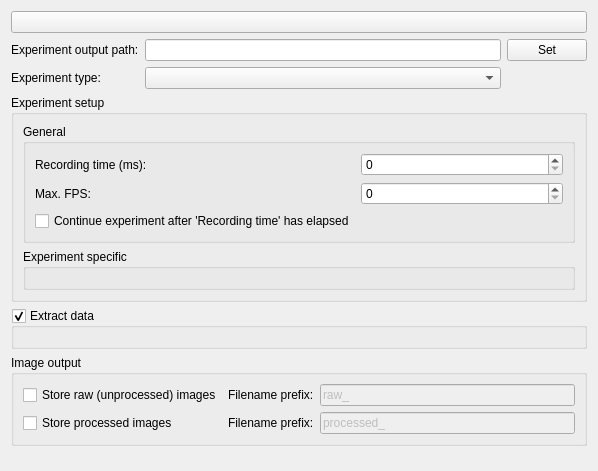
Old version of the form src/CellSorter/gui/experimentsetup.ui in the repository mortbopet/RTOC.
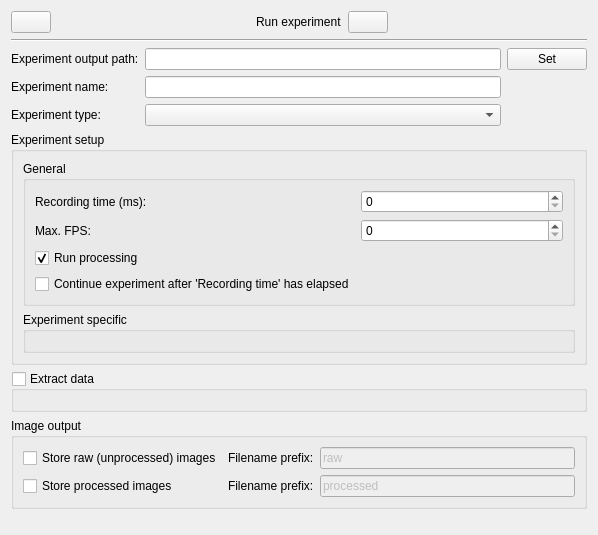
New version of the form.

```diff
--- a/src/CellSorter/gui/experimentsetup.ui
+++ b/src/CellSorter/gui/experimentsetup.ui
@@ -7,7 +7,7 @@
     <x>0</x>
     <y>0</y>
     <width>598</width>
-    <height>471</height>
+    <height>535</height>
    </rect>
   </property>
   <property name="windowTitle">
@@ -17,24 +17,68 @@
    <item row="0" column="0">
     <layout class="QVBoxLayout" name="verticalLayout">
      <item>
-      <widget class="QPushButton" name="help">
-       <property name="text">
-        <string/>
+      <layout class="QGridLayout" name="gridLayout_11">
+       <item row="0" column="3">
+        <widget class="QPushButton" name="run">
+         <property name="enabled">
+          <bool>true</bool>
+         </property>
+         <property name="text">
+          <string/>
+         </property>
+        </widget>
+       </item>
+       <item row="0" column="2">
+        <widget class="QLabel" name="label">
+         <property name="text">
+          <string>Run experiment</string>
+         </property>
+        </widget>
+       </item>
+       <item row="0" column="1">
+        <spacer name="horizontalSpacer">
+         <property name="orientation">
+          <enum>Qt::Horizontal</enum>
+         </property>
+         <property name="sizeHint" stdset="0">
+          <size>
+           <width>40</width>
+           <height>20</height>
+          </size>
+         </property>
+        </spacer>
+       </item>
+       <item row="0" column="0">
+        <widget class="QPushButton" name="help">
+         <property name="text">
+          <string/>
+         </property>
+        </widget>
+       </item>
+       <item row="0" column="4">
+        <spacer name="horizontalSpacer_2">
+         <property name="orientation">
+          <enum>Qt::Horizontal</enum>
+         </property>
+         <property name="sizeHint" stdset="0">
+          <size>
+           <width>40</width>
+           <height>20</height>
+          </size>
+         </property>
+        </spacer>
+       </item>
+      </layout>
+     </item>
+     <item>
+      <widget class="Line" name="line">
+       <property name="orientation">
+        <enum>Qt::Horizontal</enum>
        </property>
       </widget>
      </item>
      <item>
       <layout class="QGridLayout" name="gridLayout_5">
-       <item row="0" column="1">
-        <widget class="QLineEdit" name="lineEdit"/>
-       </item>
-       <item row="0" column="0">
-        <widget class="QLabel" name="l_outputpath">
-         <property name="text">
-          <string>Experiment output path:</string>
-         </property>
-        </widget>
-       </item>
        <item row="0" column="2">
         <widget class="QPushButton" name="pushButton">
          <property name="text">
@@ -42,16 +86,40 @@
          </property>
         </widget>
        </item>
-       <item row="1" column="0">
+       <item row="2" column="0">
         <widget class="QLabel" name="l_etype">
          <property name="text">
           <string>Experiment type:</string>
          </property>
         </widget>
        </item>
-       <item row="1" column="1">
+       <item row="2" column="1">
         <widget class="QComboBox" name="comboBox"/>
        </item>
+       <item row="0" column="0">
+        <widget class="QLabel" name="l_outputpath">
+         <property name="text">
+          <string>Experiment output path:</string>
+         </property>
+        </widget>
+       </item>
+       <item row="0" column="1">
+        <widget class="QLineEdit" name="experimentPath">
+         <property name="readOnly">
+          <bool>true</bool>
+         </property>
+        </widget>
+       </item>
+       <item row="1" column="0">
+        <widget class="QLabel" name="l_ename">
+         <property name="text">
+          <string>Experiment name:</string>
+         </property>
+        </widget>
+       </item>
+       <item row="1" column="1">
+        <widget class="QLineEdit" name="experimentName"/>
+       </item>
       </layout>
      </item>
      <item>
@@ -77,7 +145,7 @@
                  </property>
                 </widget>
                </item>
-               <item row="3" column="0">
+               <item row="4" column="0">
                 <widget class="QCheckBox" name="contExec">
                  <property name="text">
                   <string>Continue experiment after 'Recording time' has elapsed</string>
@@ -95,7 +163,17 @@
                 </widget>
                </item>
                <item row="2" column="1">
-                <widget class="QSpinBox" name="spinBox_2"/>
+                <widget class="QSpinBox" name="fps"/>
+               </item>
+               <item row="3" column="0">
+                <widget class="QCheckBox" name="runProcessing">
+                 <property name="text">
+                  <string>Run processing</string>
+                 </property>
+                 <property name="checked">
+                  <bool>true</bool>
+                 </property>
+                </widget>
                </item>
               </layout>
              </item>
@@ -130,6 +208,9 @@
        <property name="checkable">
         <bool>true</bool>
        </property>
+       <property name="checked">
+        <bool>false</bool>
+       </property>
        <layout class="QGridLayout" name="gridLayout_3">
         <item row="0" column="0">
          <layout class="QGridLayout" name="dataLayout"/>
@@ -165,7 +246,7 @@
              <bool>false</bool>
             </property>
             <property name="text">
-             <string>raw_</string>
+             <string>raw</string>
             </property>
            </widget>
           </item>
@@ -189,7 +270,7 @@
              <bool>false</bool>
             </property>
             <property name="text">
-             <string>processed_</string>
+             <string>processed</string>
             </property>
            </widget>
           </item>
```
Left out of the diff: 4 changed lines with no effect on the pictures.
